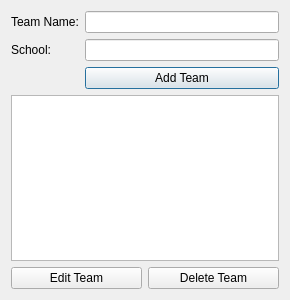
Above: src/registration_app/team_table.ui from trigger-happy/Cerberus before the change. Below: the same form after it.
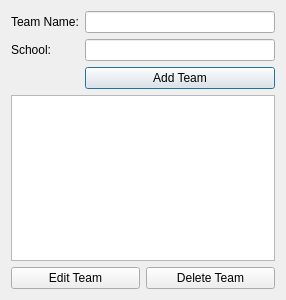
That is the form after the change.

Commit message:
Working with the lists in the registration app
changed team_table's QListView to a QListWidget (will do so for the other lists)
added the different team names to the qlistwidget

The edit to the form file:
```diff
--- a/src/registration_app/team_table.ui
+++ b/src/registration_app/team_table.ui
@@ -6,7 +6,7 @@
    <rect>
     <x>0</x>
     <y>0</y>
-    <width>276</width>
+    <width>286</width>
     <height>300</height>
    </rect>
   </property>
@@ -49,14 +49,7 @@
     </layout>
    </item>
    <item>
-    <widget class="QListView" name="team_listview">
-     <property name="minimumSize">
-      <size>
-       <width>268</width>
-       <height>158</height>
-      </size>
-     </property>
-    </widget>
+    <widget class="QListWidget" name="team_listview"/>
    </item>
    <item>
     <layout class="QGridLayout" name="gridLayout">
```
Left out of the diff: 6 changed lines with no effect on the pictures. The commit also changes 2 other files.
